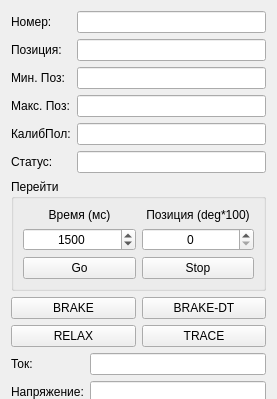
First picture: the form in Widgets/DriverControllerWidget.ui, repository AlexanderMokhov/AR-600Controller, before the edit; both pictures show x 0 to 277 and y 0 to 399 of the 277 by 585 pixel window.
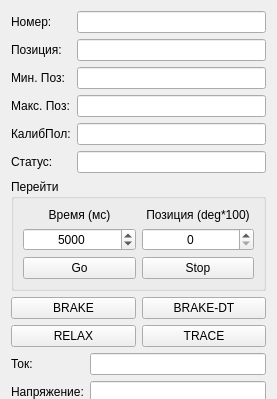
Second picture: the form after the edit.

Diff of the .ui file:
```diff
--- a/Widgets/DriverControllerWidget.ui
+++ b/Widgets/DriverControllerWidget.ui
@@ -169,7 +169,7 @@
            <number>10000</number>
           </property>
           <property name="value">
-           <number>1500</number>
+           <number>5000</number>
           </property>
          </widget>
         </item>
```
